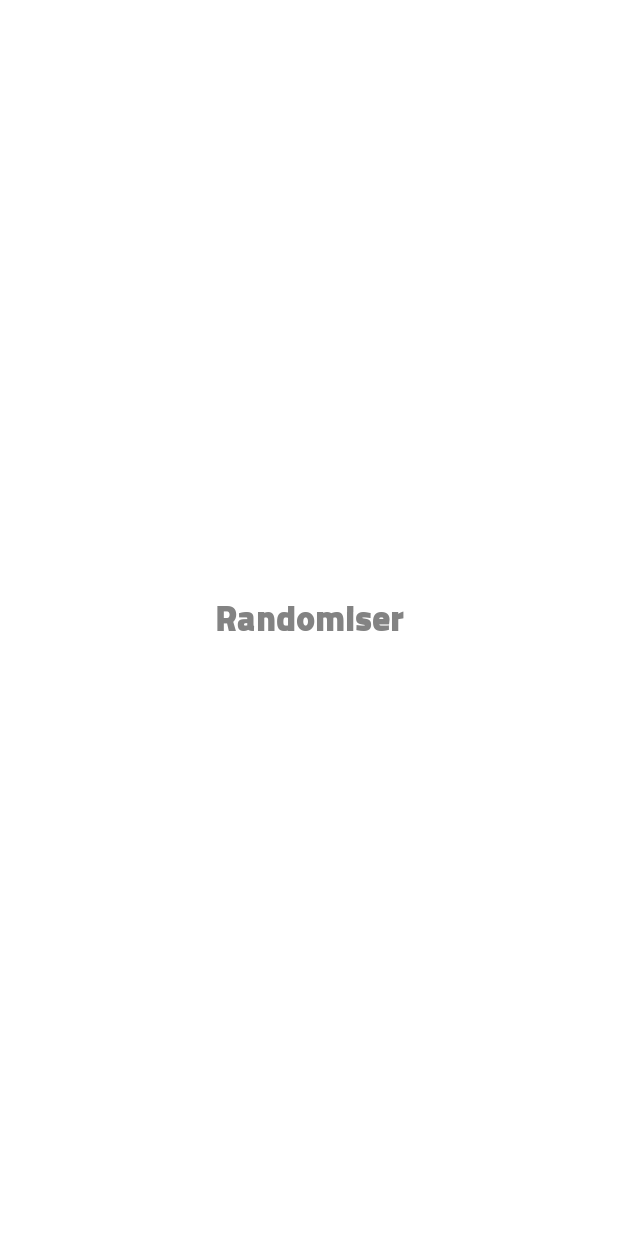
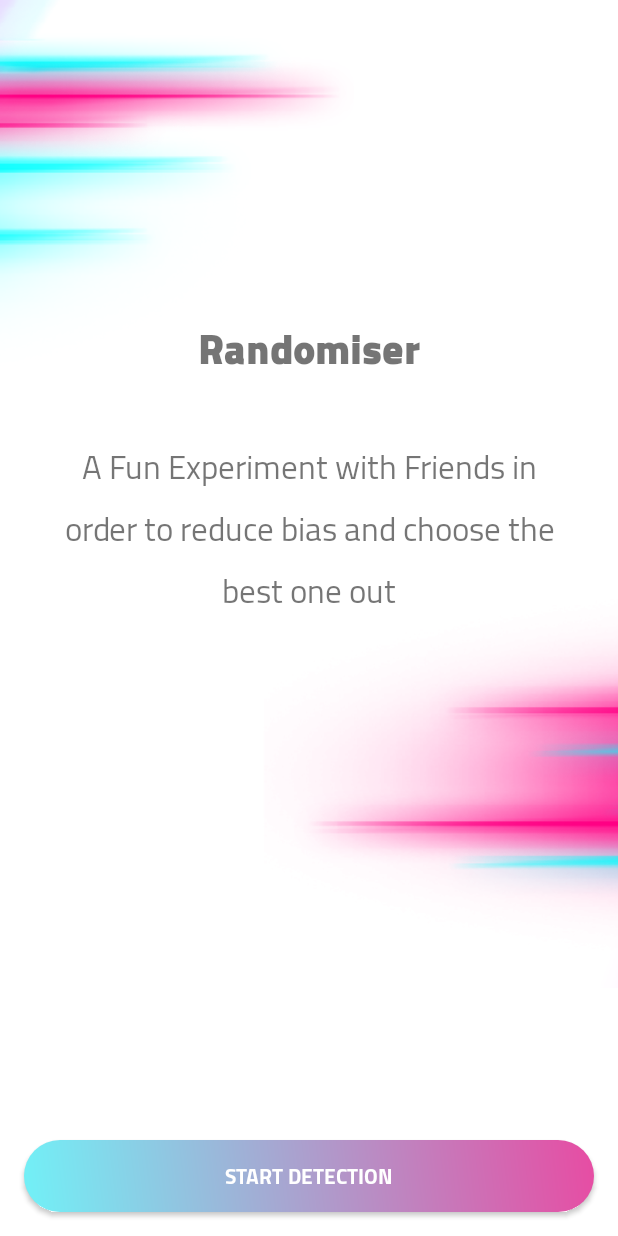
Before and after one commit to dilipkumar4813/Randomiser-Android, an Android app: the screen it shows after launch (InfoActivity), on a phone screen of 412 x 824 dp. Before the commit the screen is almost empty. Run offline under Robolectric (Android 15) with nearby library versions, the phone set to English and light mode, and no system bars; our stand-ins replace Dagger/Hilt's generated code.

Commit message:
Info Screen design updates

```diff
--- a/app/src/main/java/com/iamdilipkumar/randomiser/ui/activities/info/InfoActivity.kt
+++ b/app/src/main/java/com/iamdilipkumar/randomiser/ui/activities/info/InfoActivity.kt
@@ -1,7 +1,10 @@
 package com.iamdilipkumar.randomiser.ui.activities.info
 
+import android.content.Intent
 import com.iamdilipkumar.randomiser.R
+import com.iamdilipkumar.randomiser.ui.activities.cam.CamActivity
 import com.iamdilipkumar.randomiser.ui.base.BaseActivityMVP
+import kotlinx.android.synthetic.main.activity_info.*
 
 /**
  * @project:    Randomiser
@@ -14,7 +17,9 @@ class InfoActivity: BaseActivityMVP<InfoPresenter>(), InfoView {
     }
 
     override fun afterViews() {
-
+        btn_start_detection.setOnClickListener {
+            startActivity(Intent(this, CamActivity::class.java))
+        }
     }
 
     override fun getLayoutId(): Int {
--- /dev/null
+++ b/app/src/main/res/drawable/gradient_rounded_button.xml
@@ -0,0 +1,9 @@
+<?xml version="1.0" encoding="utf-8"?>
+<shape xmlns:android="http://schemas.android.com/apk/res/android" android:shape="rectangle">
+    <gradient
+        android:angle="45"
+        android:startColor="@color/neon_blue"
+        android:endColor="@color/neon_pink" />
+
+    <corners android:radius="@dimen/dm_24" />
+</shape>
--- a/app/src/main/res/layout/activity_info.xml
+++ b/app/src/main/res/layout/activity_info.xml
@@ -1,19 +1,76 @@
 <?xml version="1.0" encoding="utf-8"?>
 <androidx.constraintlayout.widget.ConstraintLayout xmlns:android="http://schemas.android.com/apk/res/android"
+    xmlns:app="http://schemas.android.com/apk/res-auto"
     android:layout_width="match_parent"
-    android:layout_height="match_parent"
-    xmlns:app="http://schemas.android.com/apk/res-auto">
+    android:layout_height="match_parent">
+
+    <ImageView
+        android:layout_width="wrap_content"
+        android:layout_height="wrap_content"
+        android:adjustViewBounds="true"
+        android:contentDescription="@string/background_image"
+        android:src="@drawable/neon_top_left"
+        app:layout_constraintStart_toStartOf="parent"
+        app:layout_constraintTop_toTopOf="parent" />
 
     <TextView
+        android:id="@+id/tv_title"
         android:layout_width="wrap_content"
         android:layout_height="wrap_content"
+        android:fontFamily="@font/cairo_black"
         android:text="@string/app_name"
-        android:fontFamily="@font/cairo_black"
-        android:textSize="24sp"
-        android:textColor="@color/font_color"
+        android:textSize="@dimen/sp_28"
+        app:layout_constraintEnd_toEndOf="parent"
+        app:layout_constraintStart_toStartOf="parent"
+        app:layout_constraintTop_toBottomOf="@id/guide_25" />
+
+    <TextView
+        android:id="@+id/tv_description"
+        android:layout_width="0dp"
+        android:layout_height="wrap_content"
+        android:layout_margin="@dimen/dm_32"
+        android:gravity="center"
+        android:text="@string/app_description"
+        android:textSize="@dimen/sp_22"
+        android:fontFamily="@font/cairo_regular"
+        app:layout_constraintEnd_toEndOf="parent"
+        app:layout_constraintStart_toStartOf="parent"
+        app:layout_constraintTop_toBottomOf="@id/tv_title" />
+
+    <ImageView
+        android:layout_width="wrap_content"
+        android:layout_height="wrap_content"
+        android:adjustViewBounds="true"
+        android:contentDescription="@string/background_image"
+        android:src="@drawable/neon_middle_right"
+        app:layout_constraintEnd_toEndOf="parent"
+        app:layout_constraintTop_toTopOf="@id/guide_40" />
+
+    <androidx.appcompat.widget.AppCompatButton
+        android:id="@+id/btn_start_detection"
+        android:layout_width="0dp"
+        android:layout_height="wrap_content"
+        android:layout_margin="@dimen/dm_16"
+        android:background="@drawable/gradient_rounded_button"
+        android:text="@string/start_detection"
+        android:textColor="@color/white"
+        android:textSize="@dimen/sp_14"
+        android:fontFamily="@font/cairo_bold"
         app:layout_constraintBottom_toBottomOf="parent"
-        app:layout_constraintLeft_toLeftOf="parent"
-        app:layout_constraintRight_toRightOf="parent"
-        app:layout_constraintTop_toTopOf="parent" />
+        app:layout_constraintEnd_toEndOf="parent"
+        app:layout_constraintStart_toStartOf="parent" />
 
+    <androidx.constraintlayout.widget.Guideline
+        android:id="@+id/guide_25"
+        android:layout_width="wrap_content"
+        android:layout_height="wrap_content"
+        android:orientation="horizontal"
+        app:layout_constraintGuide_percent="0.25" />
+
+    <androidx.constraintlayout.widget.Guideline
+        android:id="@+id/guide_40"
+        android:layout_width="wrap_content"
+        android:layout_height="wrap_content"
+        android:orientation="horizontal"
+        app:layout_constraintGuide_percent="0.4" />
 </androidx.constraintlayout.widget.ConstraintLayout>
--- a/app/src/main/res/values/dimens.xml
+++ b/app/src/main/res/values/dimens.xml
@@ -19,7 +19,8 @@
     <dimen name="dm_80">80dp</dimen>
     <dimen name="dm_150">150dp</dimen>
 
+    <dimen name="sp_14">14sp</dimen>
     <dimen name="sp_22">22sp</dimen>
-    <dimen name="sp_24">24sp</dimen>
+    <dimen name="sp_28">28sp</dimen>
     <dimen name="sp_32">32sp</dimen>
 </resources>
--- a/app/src/main/res/values/strings.xml
+++ b/app/src/main/res/values/strings.xml
@@ -1,4 +1,6 @@
 <resources>
     <string name="app_name">Randomiser</string>
     <string name="app_description">A Fun Experiment with Friends in order to reduce bias and choose the best one out</string>
+    <string name="start_detection">Start Detection</string>
+    <string name="background_image">Background Image</string>
 </resources>
```
Also changed, not shown: app/src/main/res/drawable/neon_middle_right.png (added), app/src/main/res/drawable/neon_top_left.png (added).
